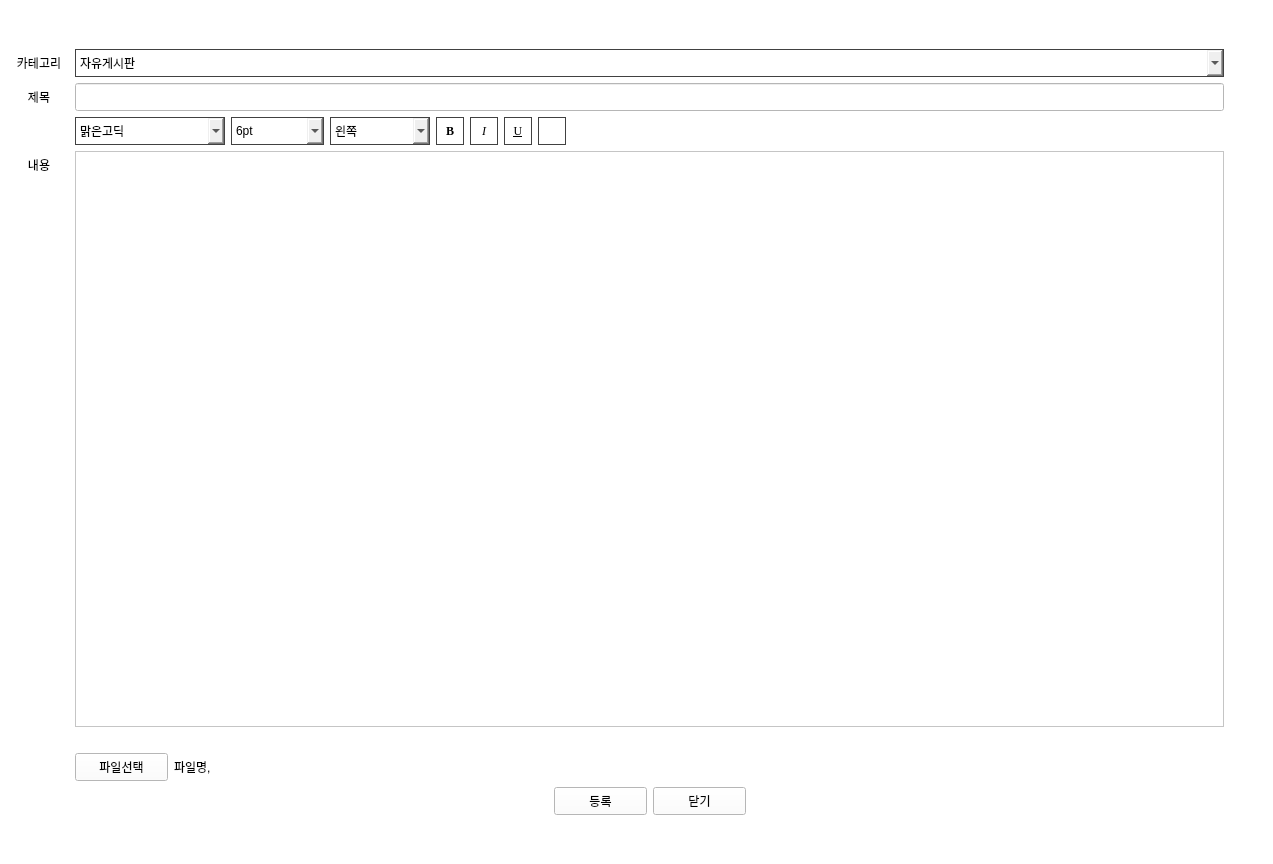
hyeona-jeong/HRIS, file write.ui: the form before one commit.
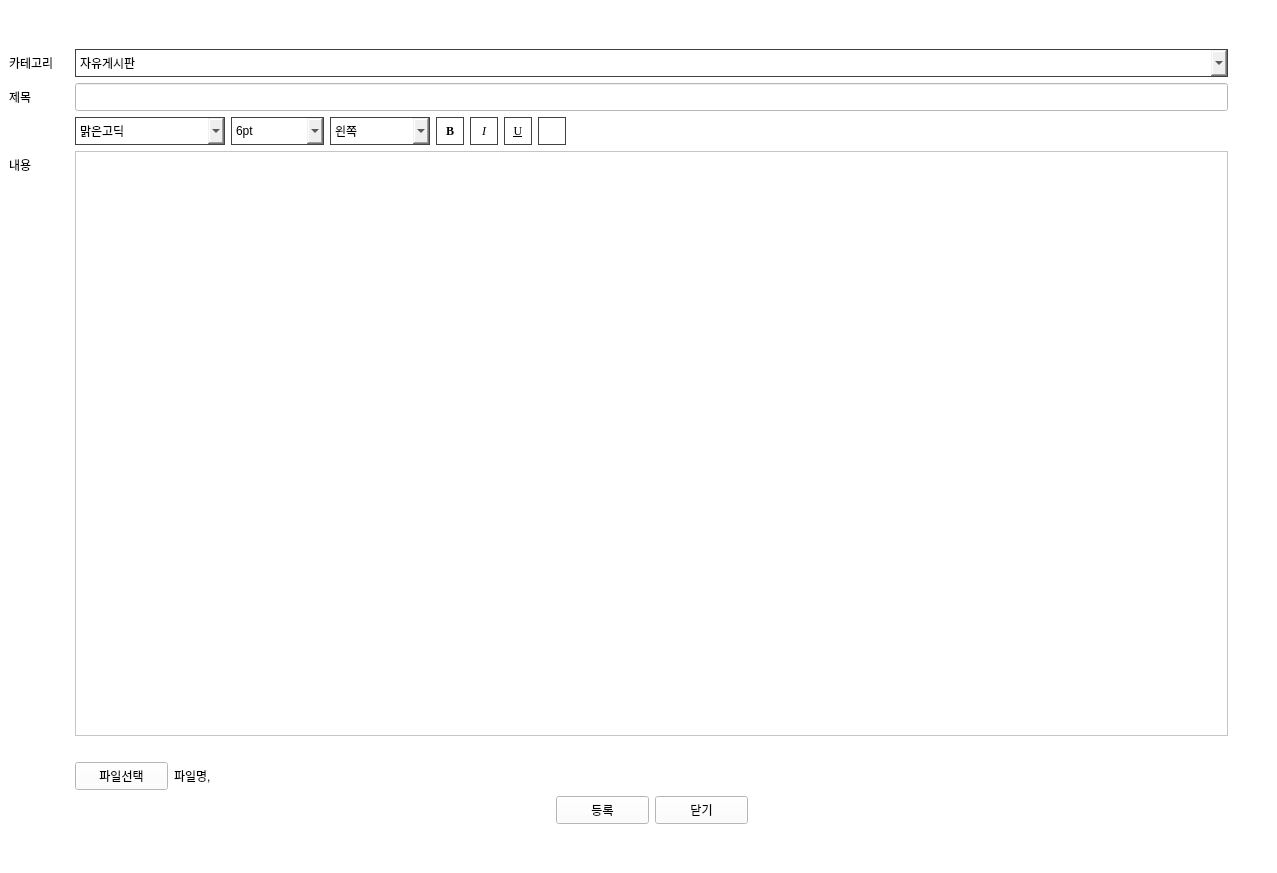
The form after the commit. Icons and pictures are not drawn.

Patch:
```diff
--- a/write.ui
+++ b/write.ui
@@ -6,8 +6,8 @@
    <rect>
     <x>0</x>
     <y>0</y>
-    <width>1273</width>
-    <height>864</height>
+    <width>1277</width>
+    <height>873</height>
    </rect>
   </property>
   <property name="palette">
@@ -998,7 +998,7 @@
        </size>
       </property>
       <property name="text">
-       <string>&lt;html&gt;&lt;head/&gt;&lt;body&gt;&lt;p align=&quot;center&quot;&gt;내용&lt;/p&gt;&lt;/body&gt;&lt;/html&gt;</string>
+       <string>&lt;html&gt;&lt;head/&gt;&lt;body&gt;&lt;p&gt;내용&lt;/p&gt;&lt;/body&gt;&lt;/html&gt;</string>
       </property>
      </widget>
     </item>
@@ -1017,7 +1017,7 @@
        </size>
       </property>
       <property name="text">
-       <string>&lt;html&gt;&lt;head/&gt;&lt;body&gt;&lt;p align=&quot;center&quot;&gt;제목&lt;/p&gt;&lt;/body&gt;&lt;/html&gt;</string>
+       <string>&lt;html&gt;&lt;head/&gt;&lt;body&gt;&lt;p&gt;제목&lt;/p&gt;&lt;/body&gt;&lt;/html&gt;</string>
       </property>
      </widget>
     </item>
@@ -1147,7 +1147,7 @@
     <item row="1" column="0">
      <widget class="QLabel" name="label">
       <property name="text">
-       <string>&lt;html&gt;&lt;head/&gt;&lt;body&gt;&lt;p align=&quot;center&quot;&gt;카테고리&lt;/p&gt;&lt;/body&gt;&lt;/html&gt;</string>
+       <string>&lt;html&gt;&lt;head/&gt;&lt;body&gt;&lt;p&gt;카테고리&lt;/p&gt;&lt;/body&gt;&lt;/html&gt;</string>
       </property>
      </widget>
     </item>
```
